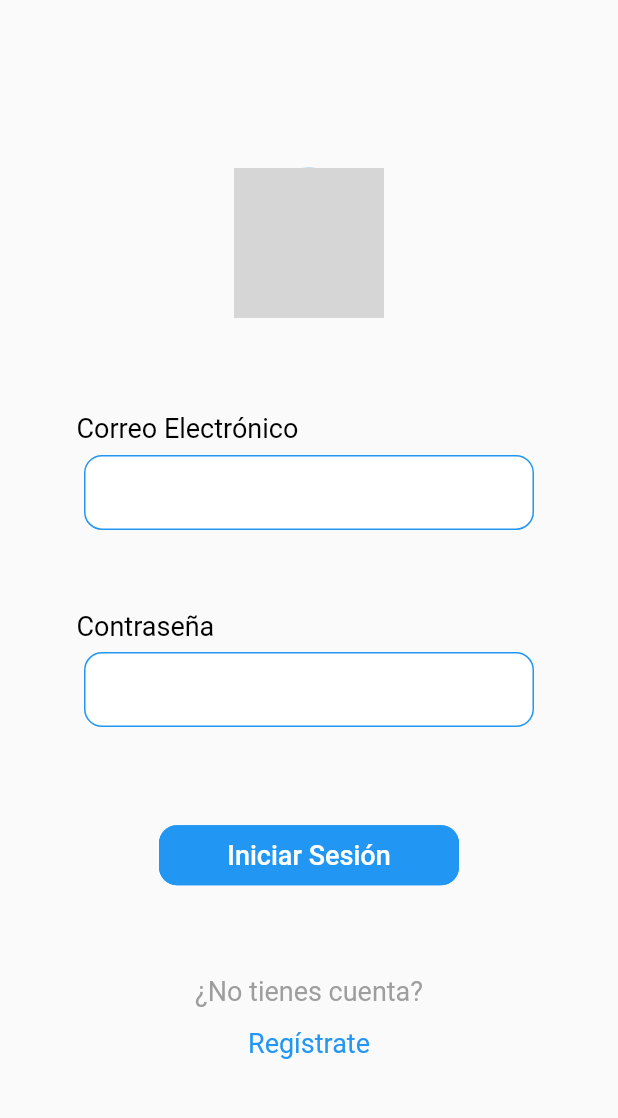
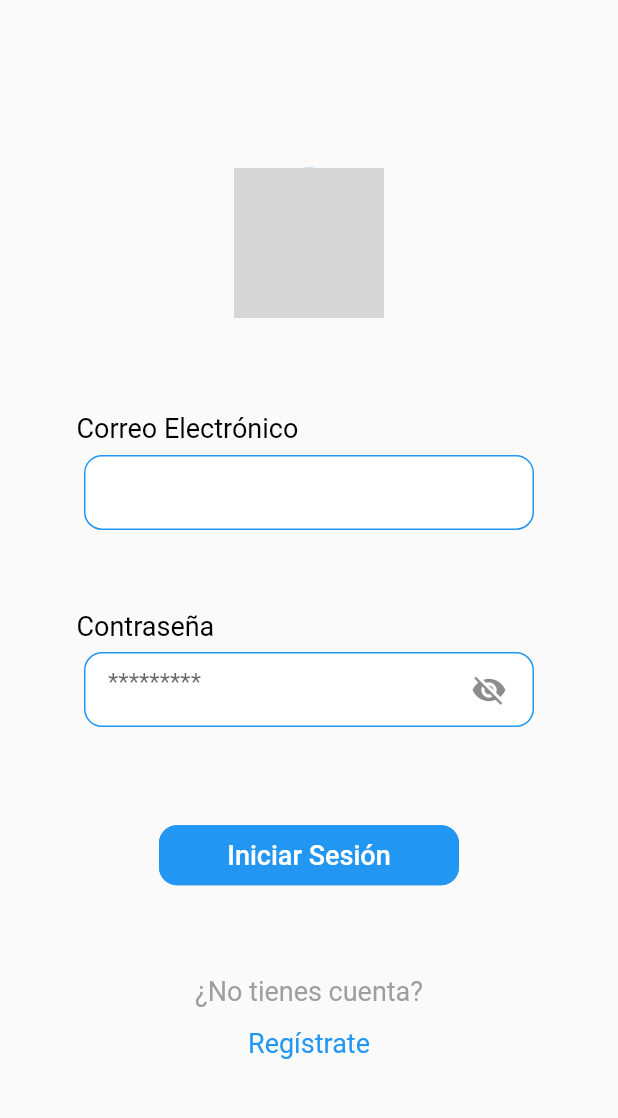
Before and after one commit to Code-Rebels-UCAB/MyOnlineDoctorMovil, a Flutter app: the screen it shows after launch, on a phone screen of 412 x 824 dp, the part 84-1202 px from its top. Run offline on Flutter 3.47's test engine with Material 2 defaults, Android fonts, the phone set to English and light mode, and no system bars; our stand-ins replace firebase_analytics, firebase_core, firebase_messaging, flutter_secure_storage, fluttertoast and 1 more; missing offline and left inert: agora_rtc_engine, dart:ffi, flutter_ringtone_player; accounts and stored records are empty; network calls fail; grey boxes are pictures that could not be loaded.

Commit message:
Arreglo Vista busqueda
Los doctores bloqueados no aparecen, hide/show password en el login, validacion de contraseña en el registro

```diff
--- a/lib/doctor/infraestructura/models/doctors_model.dart
+++ b/lib/doctor/infraestructura/models/doctors_model.dart
@@ -5,6 +5,7 @@ class DoctorModel {
   final String mail;
   final List<dynamic> specialties;
   final String photo;
+  final String status;
   final dynamic rating;
 
   DoctorModel(
@@ -14,8 +15,8 @@ class DoctorModel {
       required this.mail,
       required this.specialties,
       required this.photo,
-      required this.rating
-      });
+      required this.status,
+      required this.rating});
 
   DoctorModel.fromJson(Map<String, dynamic> parsedJson)
       : idDoctor = parsedJson['id_doctor'],
@@ -24,5 +25,6 @@ class DoctorModel {
         mail = parsedJson['correo'],
         specialties = parsedJson['especialidades'],
         photo = parsedJson['foto'],
+        status = parsedJson['status'],
         rating = parsedJson['calificacion'];
 }
--- a/lib/paciente/screens/login_screen.dart
+++ b/lib/paciente/screens/login_screen.dart
@@ -28,6 +28,7 @@ class _LoginScreenState extends State<LoginScreen> {
   final TextEditingController _password = TextEditingController();
   //final TokenPacienteRequestAbstract tokenPacienteRequestAbstract = TokenPacienteRequestAbstract();
   bool _isLoading = false;
+  bool _hidepass = true;
 
   void login() async {
     setState(() {
@@ -52,8 +53,7 @@ class _LoginScreenState extends State<LoginScreen> {
       showDialog(
         context: context,
         builder: (BuildContext context) {
-          return const EmptyTextFiledWarning(
-              message: "Revise sus credenciales");
+          return const EmptyTextFiledWarning("Revise sus credenciales", '');
         },
       );
     } finally {
@@ -112,6 +112,7 @@ class _LoginScreenState extends State<LoginScreen> {
                               borderRadius: BorderRadius.circular(12),
                               border: Border.all(color: Colors.blue, width: 1)),
                           child: TextFormField(
+                            keyboardType: TextInputType.emailAddress,
                             controller: _email,
                             autofocus: false,
                             decoration: const InputDecoration(
@@ -149,10 +150,20 @@ class _LoginScreenState extends State<LoginScreen> {
                           child: TextFormField(
                             controller: _password,
                             autofocus: false,
-                            obscureText: true,
-                            decoration: const InputDecoration(
+                            obscureText: _hidepass,
+                            decoration: InputDecoration(
+                              hintText: '*********',
+                              suffixIcon: IconButton(
+                                  icon: Icon(_hidepass
+                                      ? Icons.visibility_off
+                                      : Icons.visibility),
+                                  onPressed: () {
+                                    setState(() {
+                                      _hidepass = !_hidepass;
+                                    });
+                                  }),
                               border: InputBorder.none,
-                              contentPadding: EdgeInsets.symmetric(
+                              contentPadding: const EdgeInsets.symmetric(
                                   vertical: 20, horizontal: 10),
                             ),
                           ),
@@ -181,7 +192,7 @@ class _LoginScreenState extends State<LoginScreen> {
                                     context: context,
                                     builder: (BuildContext context) {
                                       return const EmptyTextFiledWarning(
-                                          message: "Correo Invalido");
+                                          "Correo Invalido", "");
                                     },
                                   );
                                 }
@@ -191,8 +202,8 @@ class _LoginScreenState extends State<LoginScreen> {
                                     context: context,
                                     builder: (BuildContext context) {
                                       return const EmptyTextFiledWarning(
-                                          message:
-                                              "La contraseña debe tener al menos 8 caracteres y una mayuscula");
+                                          "La contraseña debe tener al menos 8 caracteres y una mayuscula",
+                                          "");
                                     },
                                   );
                                 }
```
Also changed, not shown: lib/cita/screens/request_appointment_screen.dart (+5 -7 lines), lib/common/empty_textfield_warning.dart (+7 -2 lines), lib/doctor/screens/search_doctor_screen/screen_parts/doctors_list.dart (+9 -6 lines), lib/paciente/screens/register_screen/register_parts/register_button.dart (+14 -2 lines).
